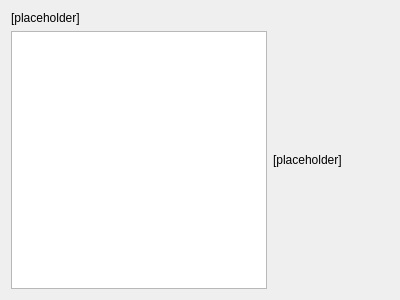
The window that safe/gui/ui/wizard/step_kw30_field.ui (inasafe/inasafe) describes before a commit, drawn with Qt 5.
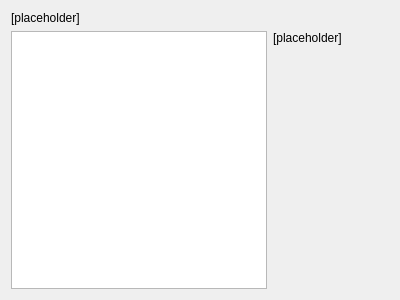
The same window after the commit.

Commit message: Better field description for field stef in keyword wizard.

The edit to the form file:
```diff
--- a/safe/gui/ui/wizard/step_kw30_field.ui
+++ b/safe/gui/ui/wizard/step_kw30_field.ui
@@ -60,7 +60,7 @@
         <string>[placeholder]</string>
        </property>
        <property name="alignment">
-        <set>Qt::AlignLeading|Qt::AlignLeft|Qt::AlignVCenter</set>
+        <set>Qt::AlignLeading|Qt::AlignLeft|Qt::AlignTop</set>
        </property>
        <property name="wordWrap">
         <bool>true</bool>
```
The commit also changes 1 other file.
